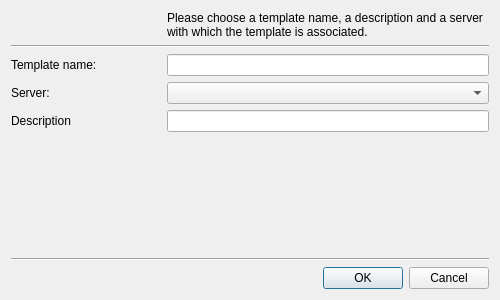
Before: the Qt Designer form resources/forms/plugins/template/AddTemplateDialogDesign.ui in einaru/luma, drawn with Qt 5.
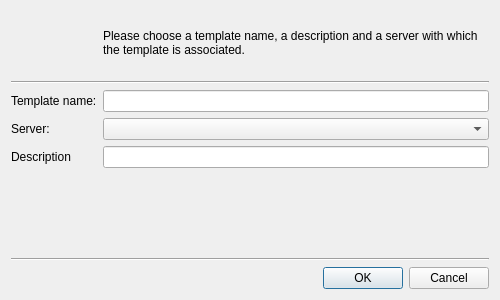
After: the same form once the commit is applied.

Commit message: updated more pictures and added some to the Add-Attribute/Objectclass/Template-Dialog's

Diff of the .ui file:
```diff
--- a/resources/forms/plugins/template/AddTemplateDialogDesign.ui
+++ b/resources/forms/plugins/template/AddTemplateDialogDesign.ui
@@ -89,6 +89,18 @@
    </item>
    <item row="0" column="1">
     <widget class="QLabel" name="labelMainIcon">
+     <property name="sizePolicy">
+      <sizepolicy hsizetype="Fixed" vsizetype="Fixed">
+       <horstretch>0</horstretch>
+       <verstretch>0</verstretch>
+      </sizepolicy>
+     </property>
+     <property name="minimumSize">
+      <size>
+       <width>64</width>
+       <height>64</height>
+      </size>
+     </property>
      <property name="text">
       <string/>
      </property>
```
The commit also changes 11 other files.
